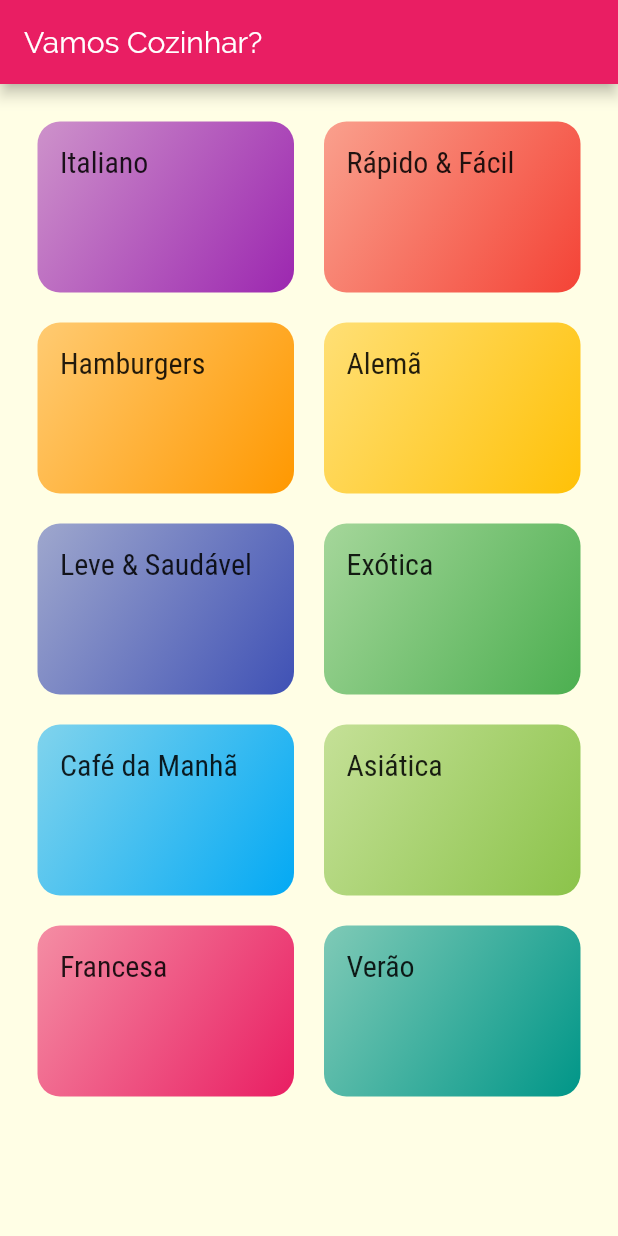
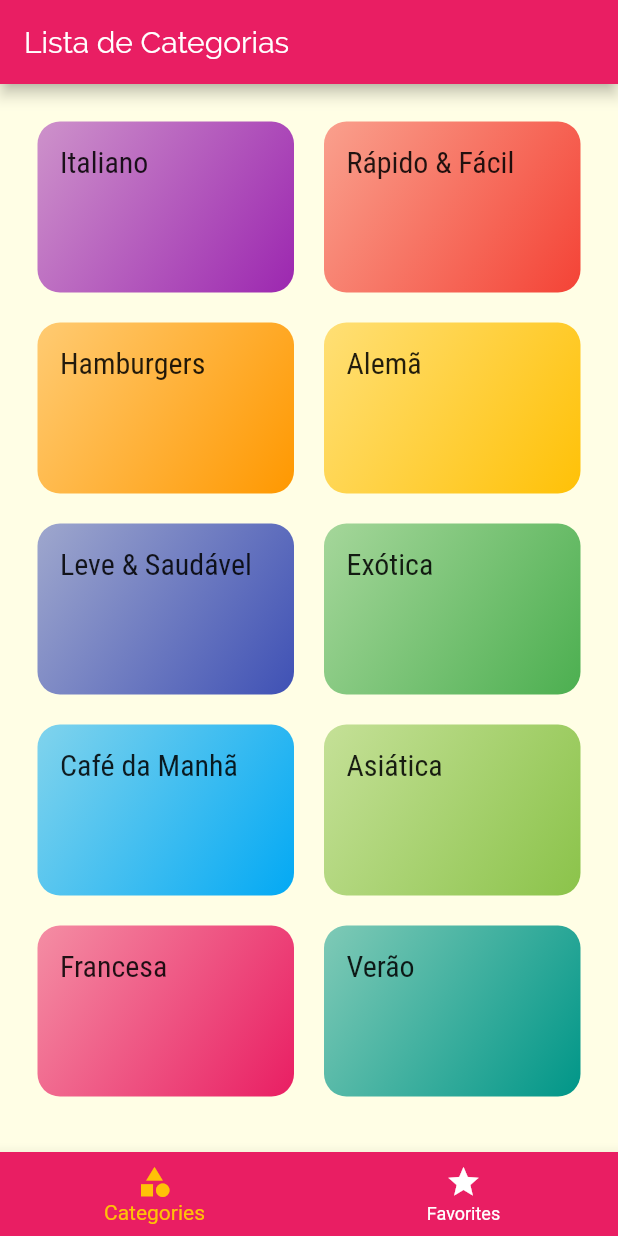
Before and after one commit to guerder/meals, a Flutter app: the screen it shows after launch, on a phone screen of 412 x 824 dp. Run offline on Flutter 3.47's test engine with Material 2 defaults, Android fonts, the phone set to English and light mode, and no system bars.

```diff
--- a/lib/main.dart
+++ b/lib/main.dart
@@ -2,6 +2,7 @@ import 'package:flutter/material.dart';
 import 'package:meals/screens/categories_meals_screen.dart';
 import 'package:meals/screens/categories_screen.dart';
 import 'package:meals/screens/meal_detail_screen.dart';
+import 'package:meals/screens/tabs_screen.dart';
 import 'package:meals/utils/app_routes.dart';
 
 void main() => runApp(MyApp());
@@ -25,7 +26,7 @@ class MyApp extends StatelessWidget {
             ),
       ),
       routes: {
-        AppRoutes.HOME: (_) => CategoriesScreen(),
+        AppRoutes.HOME: (_) => TabsScreen(),
         AppRoutes.CATEGORIES_MEALS: (_) => CategoriesMealsScreen(),
         AppRoutes.MEAL_DETAIL: (_) => MealDetailScreen(),
       },
--- a/lib/screens/categories_screen.dart
+++ b/lib/screens/categories_screen.dart
@@ -5,11 +5,7 @@ import 'package:meals/data/dummy_data.dart';
 class CategoriesScreen extends StatelessWidget {
   @override
   Widget build(BuildContext context) {
-    return Scaffold(
-      appBar: AppBar(
-        title: Text('Vamos Cozinhar?'),
-      ),
-      body: GridView(
+    return GridView(
       padding: EdgeInsets.all(25),
       gridDelegate: SliverGridDelegateWithMaxCrossAxisExtent(
         maxCrossAxisExtent: 200,
@@ -20,7 +16,6 @@ class CategoriesScreen extends StatelessWidget {
       children: DUMMY_CATEGORIES.map((cat) {
         return CategoryItem(cat);
       }).toList(),
-      ),
     );
   }
 }
--- /dev/null
+++ b/lib/screens/favorite_screen.dart
@@ -0,0 +1,10 @@
+import 'package:flutter/material.dart';
+
+class FavoriteScreen extends StatelessWidget {
+  @override
+  Widget build(BuildContext context) {
+    return Center(
+      child: Text('Minhas Refeições Favoritas!'),
+    );
+  }
+}
--- /dev/null
+++ b/lib/screens/tabs_screen.dart
@@ -0,0 +1,51 @@
+import 'package:flutter/material.dart';
+import 'package:meals/screens/categories_screen.dart';
+import 'package:meals/screens/favorite_screen.dart';
+
+class TabsScreen extends StatefulWidget {
+  @override
+  _TabsScreenState createState() => _TabsScreenState();
+}
+
+class _TabsScreenState extends State<TabsScreen> {
+  int _selectedScreenIndex = 0;
+  final List<Map<String, Object>> _screens = [
+    {'title': 'Lista de Categorias', 'screen': CategoriesScreen()},
+    {'title': 'Favoritos', 'screen': FavoriteScreen()},
+  ];
+
+  _selectScreen(int index) {
+    setState(() {
+      _selectedScreenIndex = index;
+    });
+  }
+
+  @override
+  Widget build(BuildContext context) {
+    return Scaffold(
+      appBar: AppBar(
+        title: Text(
+          _screens[_selectedScreenIndex]['title'],
+        ),
+      ),
+      body: _screens[_selectedScreenIndex]['screen'],
+      bottomNavigationBar: BottomNavigationBar(
+        onTap: _selectScreen,
+        backgroundColor: Theme.of(context).primaryColor,
+        unselectedItemColor: Colors.white,
+        selectedItemColor: Theme.of(context).accentColor,
+        currentIndex: _selectedScreenIndex,
+        items: [
+          BottomNavigationBarItem(
+            icon: Icon(Icons.category),
+            label: 'Categories',
+          ),
+          BottomNavigationBarItem(
+            icon: Icon(Icons.star),
+            label: 'Favorites',
+          ),
+        ],
+      ),
+    );
+  }
+}
```
Lines whose indentation alone changed are shown as unchanged.
